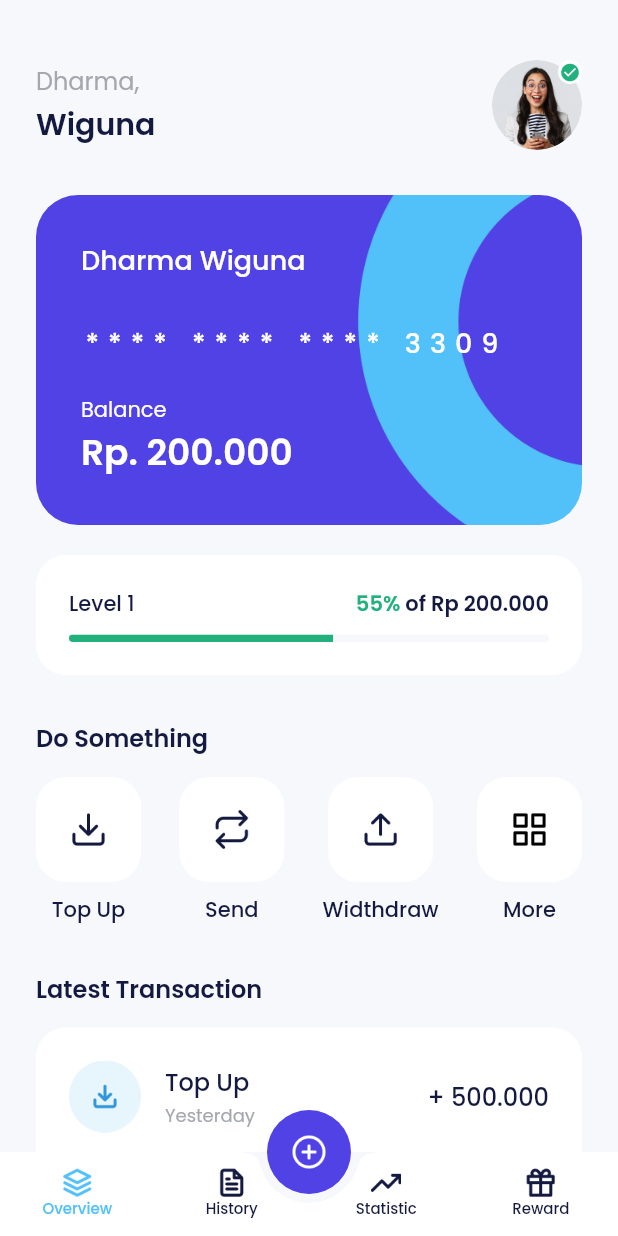
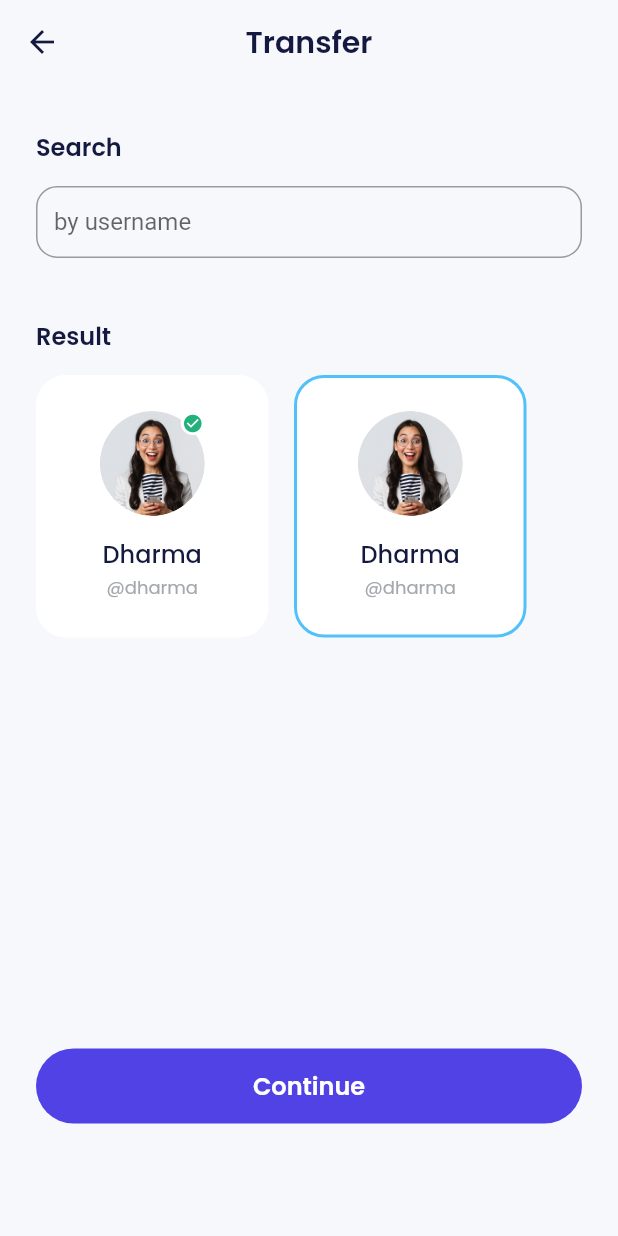
Before and after one commit to dharmawiguna/my_pocket, a Flutter app: the HomePage screen opened by its route, after a tap on "Widthdraw", on a phone screen of 412 x 824 dp. Run offline on Flutter 3.47's test engine with Material 2 defaults, Android fonts, the phone set to English and light mode, and no system bars; our stand-ins replace carousel_slider, google_fonts.

Commit message:
slicing transfer page

```diff
--- a/lib/main.dart
+++ b/lib/main.dart
@@ -16,6 +16,9 @@ import 'package:my_pocket/ui/pages/splash_page.dart';
 import 'package:my_pocket/ui/pages/topup_amount_page.dart';
 import 'package:my_pocket/ui/pages/topup_page.dart';
 import 'package:my_pocket/ui/pages/topup_success.dart';
+import 'package:my_pocket/ui/pages/transfer_amount_page.dart';
+import 'package:my_pocket/ui/pages/transfer_page.dart';
+import 'package:my_pocket/ui/pages/transfer_success.dart';
 
 void main() => runApp(const MyApp());
 
@@ -57,6 +60,9 @@ class MyApp extends StatelessWidget {
         '/topup': (context) => const TopUpPage(),
         '/topup-amount': (context) => const TopupAmountPage(),
         '/topup-success': (context) => const TopupSuccessPage(),
+        '/transfer': (context) => const TransferPage(),
+        '/transfer-amount': (context) => const TransferAmountPage(),
+        '/transfer-success': (context) => const TransferSuccessPage(),
       },
     );
   }
--- a/lib/ui/pages/home_page.dart
+++ b/lib/ui/pages/home_page.dart
@@ -293,7 +293,9 @@ class HomePage extends StatelessWidget {
               HomeServiceItem(
                 iconUrl: 'assets/icon_withdraw.png',
                 title: "Widthdraw",
-                onTap: () {},
+                onTap: () {
+                  Navigator.pushNamed(context, "/transfer");
+                },
               ),
               HomeServiceItem(
                 iconUrl: 'assets/icon_more.png',
--- /dev/null
+++ b/lib/ui/pages/transfer_page.dart
@@ -0,0 +1,139 @@
+import 'package:flutter/material.dart';
+import 'package:my_pocket/shared/theme.dart';
+import 'package:my_pocket/ui/widget/button.dart';
+import 'package:my_pocket/ui/widget/form.dart';
+import 'package:my_pocket/ui/widget/transfer_recent_item.dart';
+import 'package:my_pocket/ui/widget/transfer_result_user_item.dart';
+
+class TransferPage extends StatelessWidget {
+  const TransferPage({super.key});
+
+  @override
+  Widget build(BuildContext context) {
+    return Scaffold(
+      appBar: AppBar(
+        title: const Text("Transfer"),
+      ),
+      body: ListView(
+        padding: const EdgeInsets.symmetric(
+          horizontal: 24,
+        ),
+        children: [
+          const SizedBox(
+            height: 30,
+          ),
+          Text(
+            "Search",
+            style: blackTextStyle.copyWith(
+              fontSize: 16,
+              fontWeight: semiBold,
+            ),
+          ),
+          const SizedBox(
+            height: 14,
+          ),
+          const CustomFormField(
+            title: "by username",
+            isShowTitle: false,
+          ),
+          // buildRecentUser(),
+          buildResult(),
+          const SizedBox(
+            height: 274,
+          ),
+          CustomFilledButton(
+            title: "Continue",
+            onPressed: () {
+              Navigator.pushNamed(context, "/transfer-amount");
+            },
+          ),
+          const SizedBox(
+            height: 50,
+          ),
+        ],
+      ),
+    );
+  }
+
+  Widget buildRecentUser() {
+    return Container(
+      margin: const EdgeInsets.only(
+        top: 40,
+      ),
+      child: Column(
+        crossAxisAlignment: CrossAxisAlignment.start,
+        children: [
+          Text(
+            "Recent User",
+            style: blackTextStyle.copyWith(
+              fontSize: 16,
+              fontWeight: semiBold,
+            ),
+          ),
+          const SizedBox(
+            height: 14,
+          ),
+          const TransferResentUserItem(
+            imageUrl: 'assets/image_profile.png',
+            name: 'Dharma',
+            username: 'dharma',
+            isVerified: true,
+          ),
+          const TransferResentUserItem(
+            imageUrl: 'assets/image_profile.png',
+            name: 'Dharma',
+            username: 'dharma',
+            isVerified: false,
+          ),
+          const TransferResentUserItem(
+            imageUrl: 'assets/image_profile.png',
+            name: 'Dharma',
+            username: 'dharma',
+          ),
+        ],
+      ),
+    );
+  }
+
+  Widget buildResult() {
+    return Container(
+      margin: const EdgeInsets.only(
+        top: 40,
+      ),
+      child: Column(
+        crossAxisAlignment: CrossAxisAlignment.start,
+        children: [
+          Text(
+            "Result",
+            style: blackTextStyle.copyWith(
+              fontSize: 16,
+              fontWeight: semiBold,
+            ),
+          ),
+          const SizedBox(
+            height: 14,
+          ),
+          const Wrap(
+            spacing: 17,
+            runSpacing: 17,
+            children: [
+              TransferResultUserItem(
+                imageUrl: 'assets/image_profile.png',
+                name: 'Dharma',
+                username: 'dharma',
+                isVerified: true,
+              ),
+              TransferResultUserItem(
+                imageUrl: 'assets/image_profile.png',
+                name: 'Dharma',
+                username: 'dharma',
+                isVerified: false,
+                isSelected: true,
+              ),
+            ],
+          ),
+        ],
+      ),
+    );
+  }
+}
--- a/lib/ui/widget/form.dart
+++ b/lib/ui/widget/form.dart
@@ -5,25 +5,29 @@ class CustomFormField extends StatelessWidget {
   final String title;
   final bool obscureText;
   final TextEditingController? controller;
+  final bool isShowTitle;
 
-  const CustomFormField(
-      {Key? key,
+  const CustomFormField({
+    Key? key,
     required this.title,
     this.obscureText = false,
-      this.controller})
-      : super(key: key);
+    this.controller,
+    this.isShowTitle = true,
+  }) : super(key: key);
 
   @override
   Widget build(BuildContext context) {
     return Column(
       crossAxisAlignment: CrossAxisAlignment.start,
       children: [
+        if (isShowTitle)
           Text(
             title,
             style: blackTextStyle.copyWith(
               fontWeight: medium,
             ),
           ),
+        if (isShowTitle)
           const SizedBox(
             height: 8,
           ),
@@ -31,6 +35,7 @@ class CustomFormField extends StatelessWidget {
           obscureText: obscureText,
           controller: controller,
           decoration: InputDecoration(
+              hintText: !isShowTitle ? title : null,
               border: OutlineInputBorder(
                 borderRadius: BorderRadius.circular(14),
               ),
--- /dev/null
+++ b/lib/ui/widget/transfer_result_user_item.dart
@@ -0,0 +1,92 @@
+import 'package:flutter/material.dart';
+import 'package:my_pocket/shared/theme.dart';
+
+class TransferResultUserItem extends StatelessWidget {
+  final String imageUrl;
+  final String name;
+  final String username;
+  final bool isVerified;
+  final bool isSelected;
+
+  const TransferResultUserItem({
+    Key? key,
+    required this.imageUrl,
+    required this.name,
+    required this.username,
+    this.isVerified = false,
+    this.isSelected = false,
+  }) : super(key: key);
+
+  @override
+  Widget build(BuildContext context) {
+    return Container(
+      width: 155,
+      height: 175,
+      padding: const EdgeInsets.symmetric(
+        horizontal: 14,
+        vertical: 22,
+      ),
+      decoration: BoxDecoration(
+        color: whiteColor,
+        borderRadius: BorderRadius.circular(
+          20,
+        ),
+        border: Border.all(
+          color: isSelected ? blueColor : whiteColor,
+          width: 2,
+        ),
+      ),
+      child: Column(
+        children: [
+          Container(
+            width: 70,
+            height: 70,
+            decoration: BoxDecoration(
+              shape: BoxShape.circle,
+              image: DecorationImage(
+                image: AssetImage(
+                  imageUrl,
+                ),
+              ),
+            ),
+            child: isVerified
+                ? Align(
+                    alignment: Alignment.topRight,
+                    child: Container(
+                      width: 16,
+                      height: 16,
+                      decoration: BoxDecoration(
+                          shape: BoxShape.circle, color: whiteColor),
+                      child: Center(
+                        child: Icon(
+                          Icons.check_circle,
+                          color: greenColor,
+                          size: 14,
+                        ),
+                      ),
+                    ),
+                  )
+                : null,
+          ),
+          const SizedBox(
+            height: 13,
+          ),
+          Text(
+            name,
+            style: blackTextStyle.copyWith(
+              fontSize: 16,
+              fontWeight: medium,
+            ),
+          ),
+          const SizedBox(
+            height: 2,
+          ),
+          Text(
+            '@$username',
+            style: greyTextStyle.copyWith(fontSize: 12),
+          )
+        ],
+      ),
+    );
+  }
+}
```
Also changed, not shown: lib/ui/pages/transfer_amount_page.dart (added, +229 -0 lines), lib/ui/pages/transfer_success.dart (added, +48 -0 lines), lib/ui/widget/transfer_recent_item.dart (added, +98 -0 lines). Lines whose indentation alone changed are shown as unchanged.
